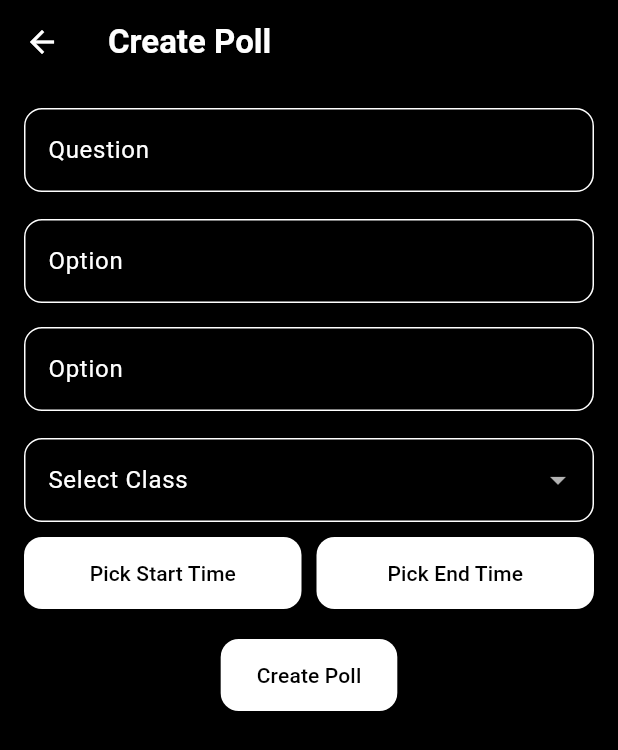
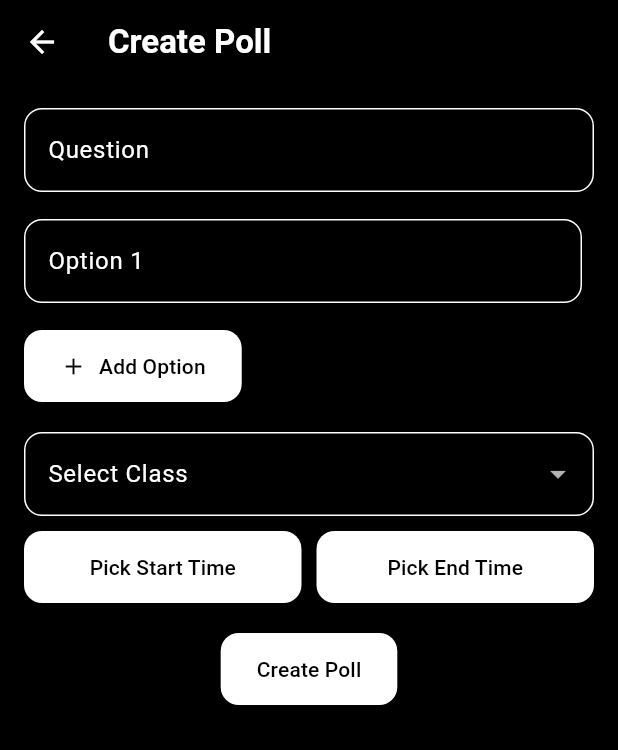
Before and after one commit to binoypr07/campusease, a Flutter app: the TeacherPollPage screen opened directly, on a phone screen of 412 x 824 dp. Shown: the top 750 px of the screen. Run offline on Flutter 3.47's test engine with Material 3 defaults, Android fonts, the light colour scheme and no system bars; our stand-ins replace cloud_firestore, firebase_auth, firebase_core, firebase_messaging, flutter_local_notifications, get and 1 more; accounts and stored records are empty.

Commit message:
poll change

```diff
--- a/lib/views/teacher/teacherPollPage.dart
+++ b/lib/views/teacher/teacherPollPage.dart
@@ -1,6 +1,5 @@
 import 'package:flutter/material.dart';
 import 'package:cloud_firestore/cloud_firestore.dart';
-import 'package:get/get.dart';
 
 class TeacherPollPage extends StatefulWidget {
   const TeacherPollPage({super.key});
@@ -11,22 +10,42 @@ class TeacherPollPage extends StatefulWidget {
 
 class _TeacherPollPageState extends State<TeacherPollPage> {
   final questionController = TextEditingController();
-  final List<TextEditingController> optionControllers = [
-    TextEditingController(),
-    TextEditingController(),
-  ];
+  final List<TextEditingController> optionControllers = [];
 
   DateTime? startTime;
   DateTime? endTime;
   String? selectedClass;
+
+  @override
+  void initState() {
+    super.initState();
+    optionControllers.add(TextEditingController()); // start with 1 option
+  }
+
+  void addOption() {
+    setState(() {
+      optionControllers.add(TextEditingController());
+    });
+  }
+
+  void removeOption(int index) {
+    setState(() {
+      optionControllers[index].dispose();
+      optionControllers.removeAt(index);
+    });
+  }
 
   void createPoll() async {
     if (questionController.text.isEmpty ||
         optionControllers.any((c) => c.text.isEmpty) ||
         startTime == null ||
         endTime == null ||
-        selectedClass == null)
+        selectedClass == null) {
+      ScaffoldMessenger.of(
+        context,
+      ).showSnackBar(const SnackBar(content: Text("Please fill all fields")));
       return;
+    }
 
     await FirebaseFirestore.instance.collection('polls').add({
       'question': questionController.text,
@@ -40,8 +59,12 @@ class _TeacherPollPageState extends State<TeacherPollPage> {
     ScaffoldMessenger.of(
       context,
     ).showSnackBar(const SnackBar(content: Text("Poll created")));
+
+    // Clear all
     questionController.clear();
-    optionControllers.forEach((c) => c.clear());
+    for (var c in optionControllers) {
+      c.clear();
+    }
     setState(() {
       startTime = null;
       endTime = null;
@@ -89,6 +112,7 @@ class _TeacherPollPageState extends State<TeacherPollPage> {
         padding: const EdgeInsets.all(16),
         child: Column(
           children: [
+            // Question
             TextField(
               controller: questionController,
               decoration: const InputDecoration(
@@ -97,19 +121,54 @@ class _TeacherPollPageState extends State<TeacherPollPage> {
               ),
             ),
             const SizedBox(height: 10),
-            ...optionControllers.map(
-              (c) => Padding(
-                padding: const EdgeInsets.symmetric(vertical: 8.0),
-                child: TextField(
-                  controller: c,
-                  decoration: const InputDecoration(
-                    labelText: "Option",
-                    border: OutlineInputBorder(),
-                  ),
-                ),
+
+            // Options
+            ListView.builder(
+              shrinkWrap: true,
+              physics: const NeverScrollableScrollPhysics(),
+              itemCount: optionControllers.length,
+              itemBuilder: (context, index) {
+                return Row(
+                  children: [
+                    Expanded(
+                      child: Padding(
+                        padding: const EdgeInsets.symmetric(vertical: 8.0),
+                        child: TextField(
+                          controller: optionControllers[index],
+                          decoration: InputDecoration(
+                            labelText: "Option ${index + 1}",
+                            border: const OutlineInputBorder(),
+                          ),
+                        ),
+                      ),
+                    ),
+                    const SizedBox(width: 8),
+                    if (optionControllers.length > 1)
+                      IconButton(
+                        icon: const Icon(
+                          Icons.remove_circle,
+                          color: Colors.red,
+                        ),
+                        onPressed: () => removeOption(index),
+                      ),
+                  ],
+                );
+              },
+            ),
+            const SizedBox(height: 10),
+
+            // Add new option
+            Align(
+              alignment: Alignment.centerLeft,
+              child: ElevatedButton.icon(
+                onPressed: addOption,
+                icon: const Icon(Icons.add),
+                label: const Text("Add Option"),
               ),
             ),
-            const SizedBox(height: 10),
+            const SizedBox(height: 20),
+
+            // Class selector
             DropdownButtonFormField<String>(
               value: selectedClass,
               decoration: const InputDecoration(
@@ -125,6 +184,8 @@ class _TeacherPollPageState extends State<TeacherPollPage> {
               onChanged: (val) => setState(() => selectedClass = val),
             ),
             const SizedBox(height: 10),
+
+            // Start & End Time
             Row(
               children: [
                 Expanded(
@@ -151,6 +212,8 @@ class _TeacherPollPageState extends State<TeacherPollPage> {
               ],
             ),
             const SizedBox(height: 20),
+
+            // Create Poll Button
             ElevatedButton(
               onPressed: createPoll,
               child: const Text("Create Poll"),
```
Also changed, not shown: lib/views/student/polls_page.dart (+32 -1 lines).
